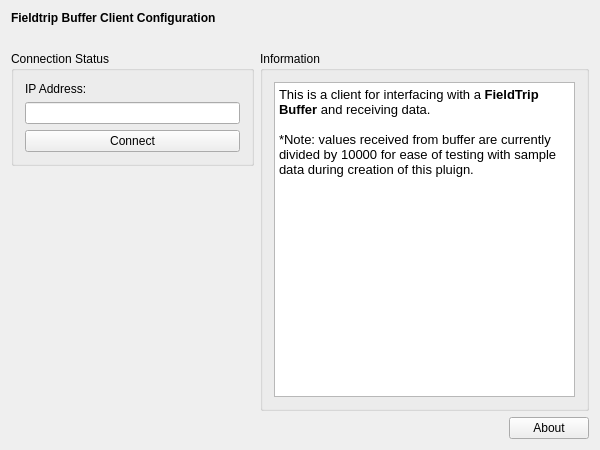
The window that applications/mne_scan/plugins/ftbuffer/FormFiles/ftbuffersetup.ui (mne-tools/mne-cpp) describes before a commit, drawn with Qt 5.
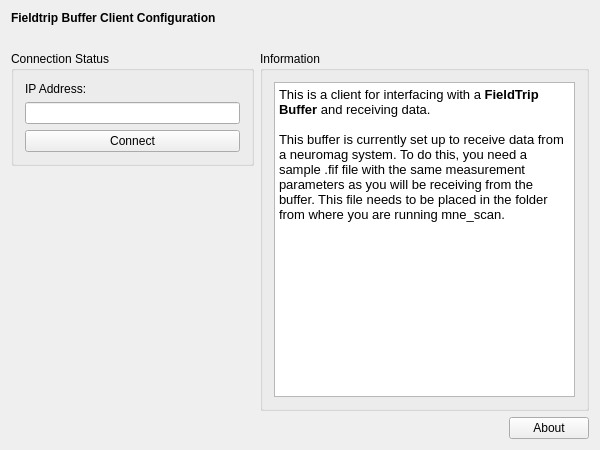
The same window after the commit.

Commit message: Changed to reading sample fif whilst connecting. Changed ui message.

Patch:
```diff
--- a/applications/mne_scan/plugins/ftbuffer/FormFiles/ftbuffersetup.ui
+++ b/applications/mne_scan/plugins/ftbuffer/FormFiles/ftbuffersetup.ui
@@ -73,7 +73,7 @@
 &lt;/style&gt;&lt;/head&gt;&lt;body style=&quot; font-family:'Sans'; font-size:10pt; font-weight:400; font-style:normal;&quot;&gt;
 &lt;p style=&quot; margin-top:0px; margin-bottom:0px; margin-left:0px; margin-right:0px; -qt-block-indent:0; text-indent:0px;&quot;&gt;&lt;span style=&quot; font-family:'Sans';&quot;&gt;This is a client for interfacing with a &lt;/span&gt;&lt;span style=&quot; font-family:'Sans'; font-weight:600;&quot;&gt;FieldTrip Buffer&lt;/span&gt;&lt;span style=&quot; font-family:'Sans';&quot;&gt; and receiving data. &lt;/span&gt;&lt;/p&gt;
 &lt;p style=&quot;-qt-paragraph-type:empty; margin-top:0px; margin-bottom:0px; margin-left:0px; margin-right:0px; -qt-block-indent:0; text-indent:0px; font-family:'Sans';&quot;&gt;&lt;br /&gt;&lt;/p&gt;
-&lt;p style=&quot; margin-top:0px; margin-bottom:0px; margin-left:0px; margin-right:0px; -qt-block-indent:0; text-indent:0px;&quot;&gt;&lt;span style=&quot; font-family:'Sans';&quot;&gt;*Note: values received from buffer are currently divided by 10000 for ease of testing with sample data during creation of this pluign.&lt;/span&gt;&lt;/p&gt;&lt;/body&gt;&lt;/html&gt;</string>
+&lt;p style=&quot; margin-top:0px; margin-bottom:0px; margin-left:0px; margin-right:0px; -qt-block-indent:0; text-indent:0px;&quot;&gt;&lt;span style=&quot; font-family:'Sans';&quot;&gt;This buffer is currently set up to receive data from a neuromag system. To do this, you need a sample .fif file with the same measurement parameters as you will be receiving from the buffer. This file needs to be placed in the folder from where you are running mne_scan. &lt;/span&gt;&lt;/p&gt;&lt;/body&gt;&lt;/html&gt;</string>
           </property>
          </widget>
         </item>
```
The commit also changes 2 other files.
